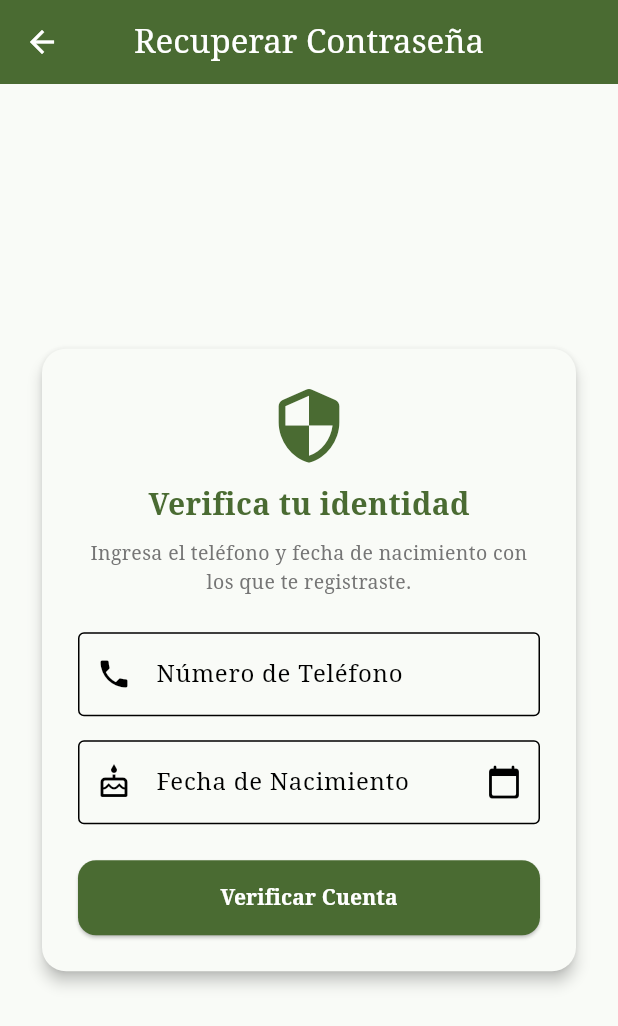
After one commit to EsmeMejia29/templo_betel_app, a Flutter app: the screen it shows after launch, item 3 of the bottom bar chosen, scrolled down 104 dp, after a tap on "¿Has olvidado tu contraseña?", on a phone screen of 412 x 824 dp. The commit adds this screen. Shown: the top 1026 px of the screen. Run offline on Flutter 3.47's test engine with Material 3 defaults, Android fonts, the phone set to English and light mode, and no system bars; our stand-ins replace fl_chart, flutter_tts, shared_preferences, supabase_flutter; missing offline and left inert: dart:js; accounts and stored records are empty; network calls fail.

Commit message:
Pantalla para contraseña

```diff
--- a/lib/main.dart
+++ b/lib/main.dart
@@ -1,4 +1,5 @@
 import 'package:flutter/material.dart';
+import 'package:flutter_localizations/flutter_localizations.dart';
 import 'package:supabase_flutter/supabase_flutter.dart';
 import 'config/theme.dart';
 import 'screens/home_screen.dart';
@@ -28,6 +29,16 @@ class TemploBetelApp extends StatelessWidget {
       title: 'Templo Betel',
       debugShowCheckedModeBanner: false,
       theme: BetelTheme.lightTheme,
+      localizationsDelegates: const [
+        GlobalMaterialLocalizations.delegate,
+        GlobalWidgetsLocalizations.delegate,
+        GlobalCupertinoLocalizations.delegate,
+      ],
+      supportedLocales: const [
+        Locale('es', 'ES'),
+        Locale('en', 'US'),
+      ],
+      locale: const Locale('es', 'ES'),
       home: const HomeScreen(),
     );
   }
--- a/lib/screens/profile_screen.dart
+++ b/lib/screens/profile_screen.dart
@@ -6,6 +6,7 @@ import 'package:supabase_flutter/supabase_flutter.dart';
 import '../../main.dart';
 import 'widgets/streak_badge.dart';
 import 'widgets/weekly_chart.dart';
+import 'recuperarcontra.dart';
 
 class ProfileScreen extends StatefulWidget {
   final int streakCount;
@@ -36,6 +37,8 @@ class _ProfileScreenState extends State<ProfileScreen> {
   final _phoneController = TextEditingController();
   final _passwordController = TextEditingController();
   final _nameController = TextEditingController();
+  final _birthdateController = TextEditingController();
+  DateTime? _selectedBirthDate;
 
   bool _isLoginMode = true;
   bool _isLoading = false;
@@ -137,6 +140,7 @@ class _ProfileScreenState extends State<ProfileScreen> {
     _phoneController.dispose();
     _passwordController.dispose();
     _nameController.dispose();
+    _birthdateController.dispose();
     super.dispose();
   }
 
@@ -187,6 +191,27 @@ class _ProfileScreenState extends State<ProfileScreen> {
     } catch (_) {}
   }
 
+  Future<void> _selectBirthDate(BuildContext context) async {
+    final DateTime initialDate = _selectedBirthDate ?? DateTime(2005, 1, 1);
+    final DateTime? picked = await showDatePicker(
+      context: context,
+      initialDate: initialDate,
+      firstDate: DateTime(1920),
+      lastDate: DateTime.now(),
+      locale: const Locale('es', 'ES'),
+      helpText: 'SELECCIONA TU FECHA DE NACIMIENTO',
+    );
+
+    if (picked != null) {
+      setState(() {
+        _selectedBirthDate = picked;
+        final day = picked.day.toString().padLeft(2, '0');
+        final month = picked.month.toString().padLeft(2, '0');
+        _birthdateController.text = "$day/$month/${picked.year}";
+      });
+    }
+  }
+
   Future<void> _handleAuth() async {
     if (!_formKey.currentState!.validate()) return;
 
@@ -231,10 +256,15 @@ class _ProfileScreenState extends State<ProfileScreen> {
           _fetchRanking();
         }
       } else {
+        final formattedBirthDate = _selectedBirthDate != null
+            ? "${_selectedBirthDate!.year}-${_selectedBirthDate!.month.toString().padLeft(2, '0')}-${_selectedBirthDate!.day.toString().padLeft(2, '0')}"
+            : null;
+
         final insertResponse = await supabase.from('profiles').insert({
           'phone': phone,
           'password': password,
           'full_name': _nameController.text.trim(),
+          'birthdate': formattedBirthDate,
         }).select().single();
 
         await _saveProfileLocally(insertResponse['id'], insertResponse['full_name']);
@@ -336,6 +366,25 @@ class _ProfileScreenState extends State<ProfileScreen> {
                                   validator: (value) => value == null || value.trim().isEmpty ? "Por favor ingresa tu nombre" : null,
                                 ),
                                 const SizedBox(height: 16),
+                                TextFormField(
+                                  controller: _birthdateController,
+                                  readOnly: true,
+                                  onTap: () => _selectBirthDate(context),
+                                  decoration: const InputDecoration(
+                                    labelText: "Fecha de Nacimiento",
+                                    prefixIcon: Icon(Icons.cake_outlined),
+                                    suffixIcon: Icon(Icons.calendar_today_rounded),
+                                    border: OutlineInputBorder(),
+                                    hintText: "DD/MM/AAAA",
+                                  ),
+                                  validator: (value) {
+                                    if (value == null || value.trim().isEmpty) {
+                                      return "Por favor selecciona tu fecha de nacimiento";
+                                    }
+                                    return null;
+                                  },
+                                ),
+                                const SizedBox(height: 16),
                               ],
 
                               TextFormField(
@@ -365,7 +414,34 @@ class _ProfileScreenState extends State<ProfileScreen> {
                                 obscureText: true,
                                 validator: (value) => value == null || value.length < 6 ? "La contraseña debe tener mínimo 6 caracteres" : null,
                               ),
-                              const SizedBox(height: 24),
+
+                              if (_isLoginMode) ...[
+                                Align(
+                                  alignment: Alignment.centerRight,
+                                  child: TextButton(
+                                    style: TextButton.styleFrom(
+                                      padding: const EdgeInsets.symmetric(horizontal: 4, vertical: 0),
+                                      visualDensity: VisualDensity.compact,
+                                    ),
+                                    onPressed: () {
+                                      Navigator.push(
+                                        context,
+                                        MaterialPageRoute(builder: (context) => const RecuperarContraScreen()),
+                                      );
+                                    },
+                                    child: Text(
+                                      "¿Has olvidado tu contraseña?",
+                                      style: TextStyle(
+                                        color: theme.primaryColor,
+                                        fontWeight: FontWeight.w600,
+                                        fontSize: 13,
+                                      ),
+                                    ),
+                                  ),
+                                ),
+                              ],
+
+                              const SizedBox(height: 16),
 
                               _isLoading
                                   ? const CircularProgressIndicator()
@@ -417,6 +493,8 @@ class _ProfileScreenState extends State<ProfileScreen> {
                                   _phoneController.clear();
                                   _passwordController.clear();
                                   _nameController.clear();
+                                  _birthdateController.clear();
+                                  _selectedBirthDate = null;
                                   setState(() => _isLoginMode = !_isLoginMode);
                                 },
                                 child: Text(_isLoginMode ? "¿No tienes cuenta? Regístrate aquí" : "¿Ya tienes una cuenta? Conéctate"),
--- /dev/null
+++ b/lib/screens/recuperarcontra.dart
@@ -0,0 +1,313 @@
+import 'package:flutter/material.dart';
+import 'package:supabase_flutter/supabase_flutter.dart';
+import '../../main.dart';
+
+class RecuperarContraScreen extends StatefulWidget {
+  const RecuperarContraScreen({super.key});
+
+  @override
+  State<RecuperarContraScreen> createState() => _RecuperarContraScreenState();
+}
+
+class _RecuperarContraScreenState extends State<RecuperarContraScreen> {
+  final _formKey = GlobalKey<FormState>();
+  final _phoneController = TextEditingController();
+  final _birthDateController = TextEditingController();
+  final _newPasswordController = TextEditingController();
+  final _confirmPasswordController = TextEditingController();
+
+  DateTime? _selectedBirthDate;
+  bool _isLoading = false;
+  bool _userVerified = false;
+  String? _matchedProfileId;
+
+  @override
+  void dispose() {
+    _phoneController.dispose();
+    _birthDateController.dispose();
+    _newPasswordController.dispose();
+    _confirmPasswordController.dispose();
+    super.dispose();
+  }
+
+  Future<void> _selectBirthDate(BuildContext context) async {
+    final DateTime initialDate = _selectedBirthDate ?? DateTime(2005, 1, 1);
+    final DateTime? picked = await showDatePicker(
+      context: context,
+      initialDate: initialDate,
+      firstDate: DateTime(1920),
+      lastDate: DateTime.now(),
+      helpText: 'SELECCIONA TU FECHA DE NACIMIENTO',
+    );
+
+    if (picked != null) {
+      setState(() {
+        _selectedBirthDate = picked;
+        final day = picked.day.toString().padLeft(2, '0');
+        final month = picked.month.toString().padLeft(2, '0');
+        _birthDateController.text = "$day/$month/${picked.year}";
+      });
+    }
+  }
+
+  // Paso 1: Validar teléfono y fecha de nacimiento
+  Future<void> _verifyIdentity() async {
+    if (!_formKey.currentState!.validate()) return;
+
+    setState(() => _isLoading = true);
+
+    final phone = _phoneController.text.trim();
+    final formattedBirthDate =
+        "${_selectedBirthDate!.year}-${_selectedBirthDate!.month.toString().padLeft(2, '0')}-${_selectedBirthDate!.day.toString().padLeft(2, '0')}";
+
+    try {
+      final response = await supabase
+          .from('profiles')
+          .select('id, full_name')
+          .eq('phone', phone)
+          .eq('birthdate', formattedBirthDate)
+          .maybeSingle();
+
+      if (response == null) {
+        throw Exception(
+            "Los datos no coinciden con ninguna cuenta registrada.");
+      }
+
+      setState(() {
+        _userVerified = true;
+        _matchedProfileId = response['id'];
+      });
+
+      if (mounted) {
+        ScaffoldMessenger.of(context).showSnackBar(
+          SnackBar(
+            content: Text("¡Hola ${response['full_name']}! Ahora ingresa tu nueva contraseña."),
+            backgroundColor: Colors.green,
+          ),
+        );
+      }
+    } catch (e) {
+      if (mounted) {
+        ScaffoldMessenger.of(context).showSnackBar(
+          SnackBar(
+            content: Text(e.toString().replaceAll("Exception:", "").trim()),
+            backgroundColor: Colors.red,
+          ),
+        );
+      }
+    } finally {
+      if (mounted) setState(() => _isLoading = false);
+    }
+  }
+
+  // Paso 2: Actualizar la contraseña en Supabase
+  Future<void> _updatePassword() async {
+    if (!_formKey.currentState!.validate()) return;
+
+    if (_newPasswordController.text != _confirmPasswordController.text) {
+      ScaffoldMessenger.of(context).showSnackBar(
+        const SnackBar(
+          content: Text("Las contraseñas no coinciden"),
+          backgroundColor: Colors.red,
+        ),
+      );
+      return;
+    }
+
+    setState(() => _isLoading = true);
+
+    try {
+      await supabase.from('profiles').update({
+        'password': _newPasswordController.text.trim(),
+      }).eq('id', _matchedProfileId!);
+
+      if (mounted) {
+        ScaffoldMessenger.of(context).showSnackBar(
+          const SnackBar(
+            content: Text("¡Contraseña actualizada con éxito! Ya puedes iniciar sesión."),
+            backgroundColor: Colors.green,
+          ),
+        );
+        Navigator.pop(context);
+      }
+    } catch (e) {
+      if (mounted) {
+        ScaffoldMessenger.of(context).showSnackBar(
+          SnackBar(
+            content: Text("Error al cambiar contraseña: $e"),
+            backgroundColor: Colors.red,
+          ),
+        );
+      }
+    } finally {
+      if (mounted) setState(() => _isLoading = false);
+    }
+  }
+
+  @override
+  Widget build(BuildContext context) {
+    final theme = Theme.of(context);
+
+    return Scaffold(
+      appBar: AppBar(
+        title: const Text("Recuperar Contraseña"),
+        centerTitle: true,
+        elevation: 0,
+      ),
+      body: SafeArea(
+        child: Center(
+          child: SingleChildScrollView(
+            padding: const EdgeInsets.all(24.0),
+            child: Card(
+              elevation: 4,
+              shape: RoundedRectangleBorder(
+                borderRadius: BorderRadius.circular(16),
+              ),
+              child: Padding(
+                padding: const EdgeInsets.all(24.0),
+                child: Form(
+                  key: _formKey,
+                  child: Column(
+                    mainAxisSize: MainAxisSize.min,
+                    children: [
+                      Icon(
+                        _userVerified ? Icons.lock_reset_rounded : Icons.security_rounded,
+                        size: 54,
+                        color: theme.primaryColor,
+                      ),
+                      const SizedBox(height: 12),
+                      Text(
+                        _userVerified
+                            ? "Crea tu nueva contraseña"
+                            : "Verifica tu identidad",
+                        style: TextStyle(
+                          fontSize: 20,
+                          fontWeight: FontWeight.bold,
+                          color: theme.primaryColor,
+                        ),
+                      ),
+                      const SizedBox(height: 8),
+                      Text(
+                        _userVerified
+                            ? "Ingresa y confirma tu nueva clave de acceso."
+                            : "Ingresa el teléfono y fecha de nacimiento con los que te registraste.",
+                        textAlign: TextAlign.center,
+                        style: TextStyle(fontSize: 13, color: Colors.grey.shade600),
+                      ),
+                      const SizedBox(height: 24),
+
+                      if (!_userVerified) ...[
+                        // Teléfono
+                        TextFormField(
+                          controller: _phoneController,
+                          keyboardType: TextInputType.phone,
+                          decoration: const InputDecoration(
+                            labelText: "Número de Teléfono",
+                            prefixIcon: Icon(Icons.phone),
+                            border: OutlineInputBorder(),
+                          ),
+                          validator: (val) =>
+                              val == null || val.trim().isEmpty
+                                  ? "Ingresa tu número de teléfono"
+                                  : null,
+                        ),
+                        const SizedBox(height: 16),
+
+                        // Fecha de nacimiento
+                        TextFormField(
+                          controller: _birthDateController,
+                          readOnly: true,
+                          onTap: () => _selectBirthDate(context),
+                          decoration: const InputDecoration(
+                            labelText: "Fecha de Nacimiento",
+                            prefixIcon: Icon(Icons.cake_outlined),
+                            suffixIcon: Icon(Icons.calendar_today_rounded),
+                            border: OutlineInputBorder(),
+                            hintText: "DD/MM/AAAA",
+                          ),
+                          validator: (val) =>
+                              val == null || val.trim().isEmpty
+                                  ? "Selecciona tu fecha de nacimiento"
+                                  : null,
+                        ),
+                        const SizedBox(height: 24),
+
+                        _isLoading
+                            ? const CircularProgressIndicator()
+                            : ElevatedButton(
+                                style: ElevatedButton.styleFrom(
+                                  backgroundColor: theme.primaryColor,
+                                  foregroundColor: Colors.white,
+                                  minimumSize: const Size.fromHeight(50),
+                                  shape: RoundedRectangleBorder(
+                                    borderRadius: BorderRadius.circular(12),
+                                  ),
+                                ),
+                                onPressed: _verifyIdentity,
+                                child: const Text(
+                                  "Verificar Cuenta",
+                                  style: TextStyle(fontWeight: FontWeight.bold),
+                                ),
+                              ),
+                      ] else ...[
+                        // Nueva contraseña
+                        TextFormField(
+                          controller: _newPasswordController,
+                          obscureText: true,
+                          decoration: const InputDecoration(
+                            labelText: "Nueva Contraseña",
+                            prefixIcon: Icon(Icons.lock_outline),
+                            border: OutlineInputBorder(),
+                          ),
+                          validator: (val) =>
+                              val == null || val.length < 6
+                                  ? "Mínimo 6 caracteres"
+                                  : null,
+                        ),
+                        const SizedBox(height: 16),
+
+                        // Confirmar contraseña
+                        TextFormField(
+                          controller: _confirmPasswordController,
+                          obscureText: true,
+                          decoration: const InputDecoration(
+                            labelText: "Confirmar Contraseña",
+                            prefixIcon: Icon(Icons.lock_outline),
+                            border: OutlineInputBorder(),
+                          ),
+                          validator: (val) =>
+                              val == null || val.length < 6
+                                  ? "Mínimo 6 caracteres"
+                                  : null,
+                        ),
+                        const SizedBox(height: 24),
+
+                        _isLoading
+                            ? const CircularProgressIndicator()
+                            : ElevatedButton(
+                                style: ElevatedButton.styleFrom(
+                                  backgroundColor: theme.primaryColor,
+                                  foregroundColor: Colors.white,
+                                  minimumSize: const Size.fromHeight(50),
+                                  shape: RoundedRectangleBorder(
+                                    borderRadius: BorderRadius.circular(12),
+                                  ),
+                                ),
+                                onPressed: _updatePassword,
+                                child: const Text(
+                                  "Actualizar Contraseña",
+                                  style: TextStyle(fontWeight: FontWeight.bold),
+                                ),
+                              ),
+                      ],
+                    ],
+                  ),
+                ),
+              ),
+            ),
+          ),
+        ),
+      ),
+    );
+  }
+}
--- a/pubspec.yaml
+++ b/pubspec.yaml
@@ -41,6 +41,8 @@ dependencies:
 
 
   flutter_tts: ^4.1.0
+  flutter_localizations:
+    sdk: flutter
 
 dev_dependencies:
   flutter_test:
```
Also changed, not shown: pubspec.lock, 4 other files.
